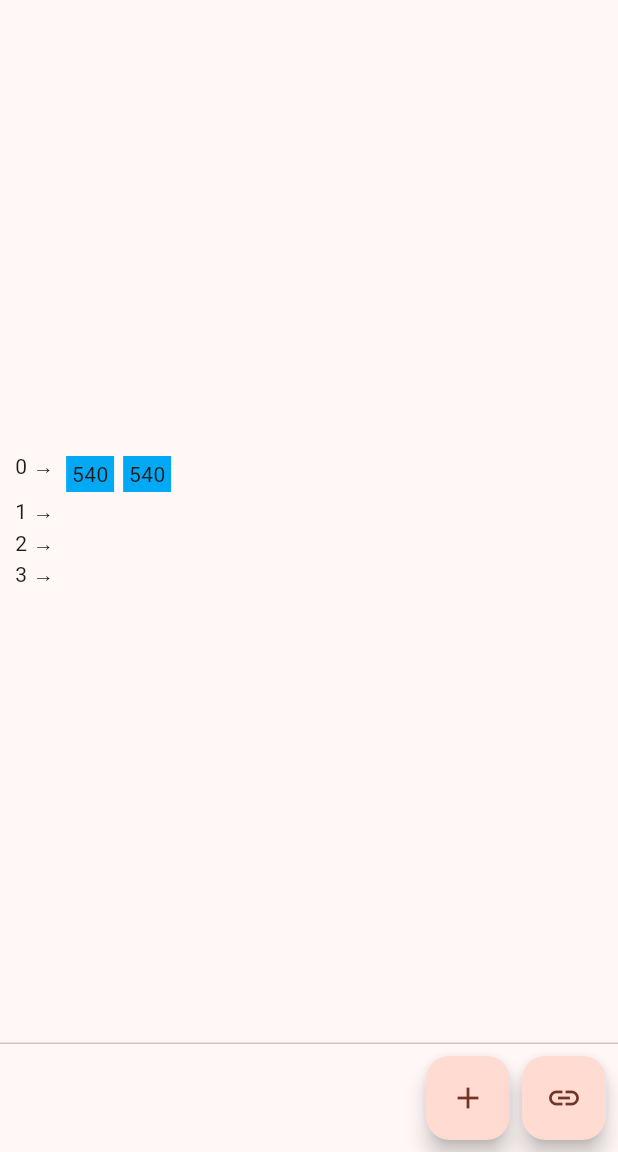
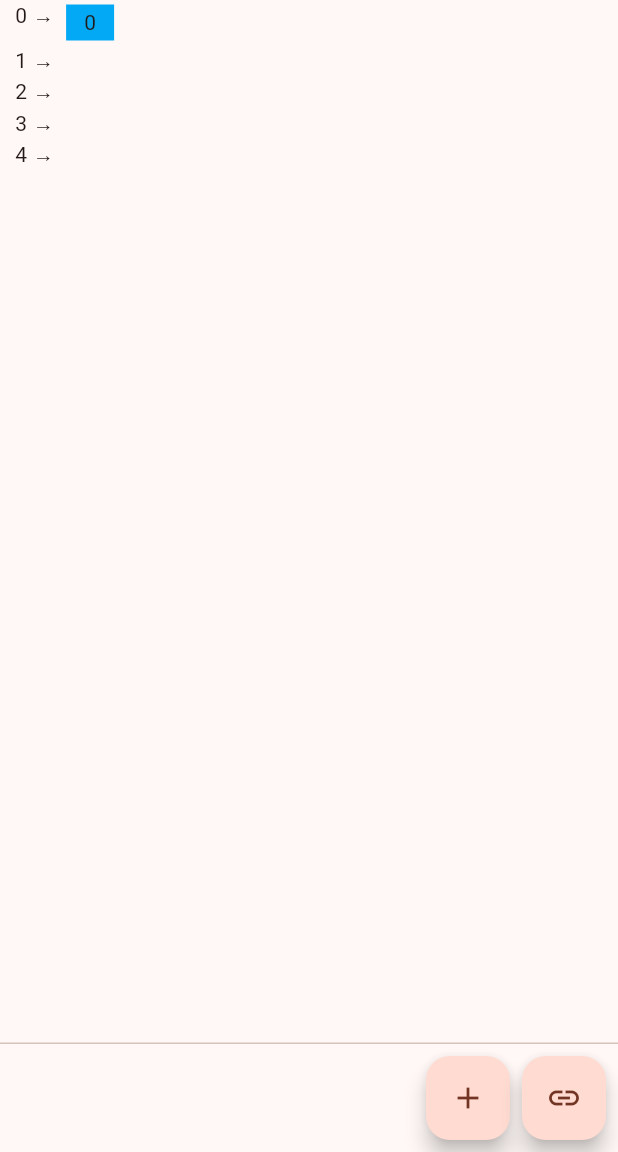
Before and after one commit to RonoITU/flutter-chainz-demo, a Flutter app: the screen it shows after launch, after a tap on the "add" icon, after a tap on the "link" icon, on a phone screen of 412 x 824 dp, the part 84-1236 px from its top. Run offline on Flutter 3.47's test engine with Material 3 defaults, Android fonts, the light colour scheme and no system bars.

Commit message:
Can rebuild table.

```diff
--- a/lib/main.dart
+++ b/lib/main.dart
@@ -1,5 +1,3 @@
-import 'dart:math';
-
 import 'package:flutter/material.dart';
 
 void main() {
@@ -35,12 +33,23 @@ class _HashTableDemoState extends State<HashTableDemo> {
   List<int> _numbers = [];
   List<SearchChainModel> _chains =
       List.generate(4, (int index) => SearchChainModel());
+  int _x = 0, _multiplier = 1024;
 
   void _addNextInteger() {
     setState(() {
-      var x = Random().nextInt(1024);
-      _numbers.add(x);
-      _chains[x % _chains.length].addNumber(x);
+      _numbers.add(_x);
+      _chains[_x % _chains.length].addNumber(_x);
+      _x += _multiplier;
+    });
+  }
+
+  void _addNextChain() {
+    setState(() {
+      _chains =
+          List.generate(_chains.length + 1, (int index) => SearchChainModel());
+      for (final num in _numbers) {
+        _chains[num % _chains.length].addNumber(num);
+      }
     });
   }
 
@@ -60,8 +69,7 @@ class _HashTableDemoState extends State<HashTableDemo> {
         title: Text(widget.title),
       ),
       body: Center(
-        child: Column(
-          mainAxisAlignment: MainAxisAlignment.center,
+        child: ListView(
           children: _getChainBody(),
         ),
       ),
@@ -72,7 +80,7 @@ class _HashTableDemoState extends State<HashTableDemo> {
           child: const Icon(Icons.add),
         ),
         FloatingActionButton(
-          onPressed: _addNextInteger,
+          onPressed: _addNextChain,
           tooltip: 'Add chain',
           child: const Icon(Icons.link),
         ),
@@ -129,30 +137,3 @@ class SearchChain extends StatelessWidget {
             }));
   }
 }
-
-/*
-class _SearchChainState extends State<SearchChain> {
-  @override
-  Widget build(BuildContext context) {
-    var contents = <Widget>[];
-
-    contents.add(Container(
-        margin: EdgeInsets.fromLTRB(10.0, 0.0, 5.0, 0.0),
-        child: Text('${widget.name} →')));
-
-    for (final n in _numbers) {
-      contents.add(Container(
-        alignment: Alignment.center,
-        height: 24,
-        width: 32,
-        margin: EdgeInsets.symmetric(vertical: 3.0, horizontal: 3.0),
-        color: Colors.lightBlue,
-        child: Text('$n'),
-      ));
-    }
-
-    return Wrap(
-        crossAxisAlignment: WrapCrossAlignment.center, children: contents);
-  }
-}
-*/
```
